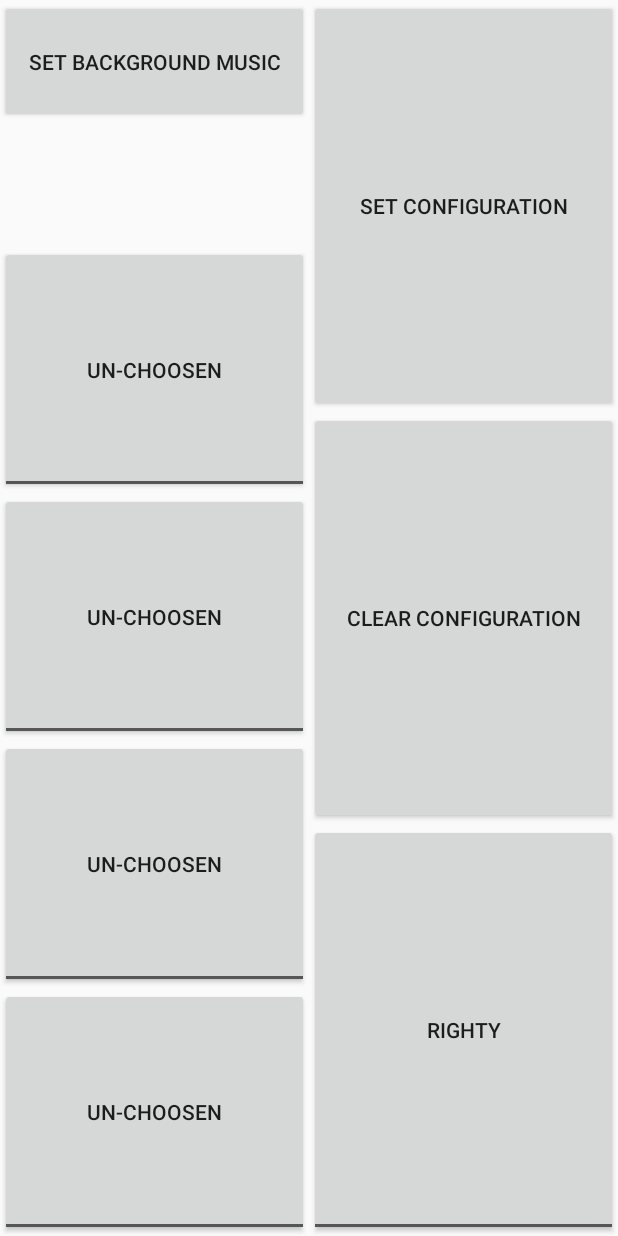
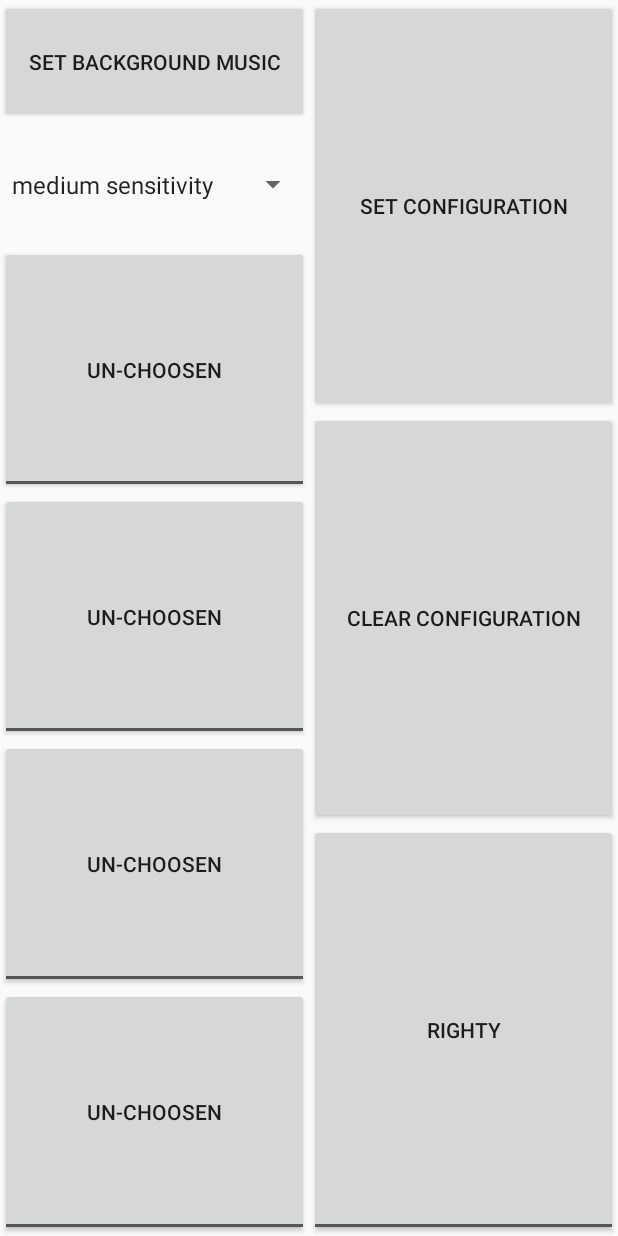
Before and after one commit to Noyloy/Omnistick, an Android app: the screen it shows after launch (Setup), after a tap on "SETUP", on a phone screen of 412 x 824 dp. Run offline under Robolectric (Android 15) with nearby library versions, the phone set to English and light mode, and no system bars.

Commit message:
material design improvement and sensitivity integration

```diff
--- a/app/src/main/java/com/noy/loy/omnistick/Setup.java
+++ b/app/src/main/java/com/noy/loy/omnistick/Setup.java
@@ -8,12 +8,16 @@ import android.preference.PreferenceManager;
 import android.provider.MediaStore;
 import android.support.v7.app.ActionBarActivity;
 import android.os.Bundle;
+import android.util.Log;
 import android.view.Menu;
 import android.view.MenuItem;
 import android.view.View;
+import android.widget.AdapterView;
+import android.widget.ArrayAdapter;
 import android.widget.Button;
 import android.widget.CheckBox;
 import android.widget.CompoundButton;
+import android.widget.Spinner;
 import android.widget.ToggleButton;
 
 import java.util.ArrayList;
@@ -64,6 +68,8 @@ public class Setup extends Activity {
     public static final int BACKGROUND_CODE = 16;
 
     public static final String LEFTY_KEY = "LEFTY";
+    public static final String SENSITIVITY_KEY = "SENSITIVITY";
+    public static int SENSITIVITY_VALUE = 10;
 
     private SharedPreferences prefs;
 
@@ -73,6 +79,7 @@ public class Setup extends Activity {
     private Button setBtn, clearBtn, backgroundBtn;
 
     private boolean isLefty = false;
+    private int sens = 10;
 
     @Override
     protected void onCreate(Bundle savedInstanceState) {
@@ -102,6 +109,21 @@ public class Setup extends Activity {
         clearBtn = (Button) findViewById(R.id.clear_button);
         backgroundBtn = (Button) findViewById(R.id.background_button_set);
 
+
+        // Get spinner
+        Spinner spinner = (Spinner)findViewById(R.id.sens_spinner);
+        // Create an ArrayAdapter using the string array and a default spinner layout
+        ArrayAdapter<CharSequence> adapter = ArrayAdapter.createFromResource(this,
+                R.array.sensitivity_array, android.R.layout.simple_spinner_item);
+        // Specify the layout to use when the list of choices appears
+        adapter.setDropDownViewResource(android.R.layout.simple_spinner_dropdown_item);
+        // Apply the adapter to the spinner
+        spinner.setAdapter(adapter);
+
+        // sensitivity from prefs
+        sens = prefs.getInt(SENSITIVITY_KEY,SENSITIVITY_VALUE);
+        spinner.setSelection((sens == 8) ? 0 : (sens == 10) ? 1 : 2);
+
         // Set Listeners
         aBtn.setOnClickListener(new CombinationChangeListener());
         bBtn.setOnClickListener(new CombinationChangeListener());
@@ -118,11 +140,35 @@ public class Setup extends Activity {
             public void onCheckedChanged(CompoundButton buttonView, boolean isChecked) {
                 // Prepare to save to prefs
                 SharedPreferences.Editor editor = prefs.edit();
-                editor.putBoolean(LEFTY_KEY,isChecked);
+                editor.putBoolean(LEFTY_KEY, isChecked);
                 editor.commit();
                 Intent intent = getIntent();
                 finish();
                 startActivity(intent);
+            }
+        });
+
+        spinner.setOnItemSelectedListener(new AdapterView.OnItemSelectedListener() {
+            @Override
+            public void onItemSelected(AdapterView<?> parent, View view, int position, long id) {
+                int newSens = SENSITIVITY_VALUE;
+                //position 0 -> high
+                if (position==0)
+                    newSens = 8;
+                //position 1 -> med
+                else if (position==1)
+                    newSens = 10;
+                //position 2 -> low
+                else if (position==2)
+                    newSens = 12;
+                SharedPreferences.Editor editor = prefs.edit();
+                editor.putInt(SENSITIVITY_KEY,newSens);
+                editor.commit();
+            }
+
+            @Override
+            public void onNothingSelected(AdapterView<?> parent) {
+
             }
         });
     }
--- a/app/src/main/res/layout/activity_main.xml
+++ b/app/src/main/res/layout/activity_main.xml
@@ -3,7 +3,6 @@
     android:layout_width="match_parent"
     android:padding="5px"
     android:orientation="vertical"
-    android:background="@android:color/darker_gray"
     xmlns:android="http://schemas.android.com/apk/res/android">
 
     <Button
--- a/app/src/main/res/layout/activity_setup.xml
+++ b/app/src/main/res/layout/activity_setup.xml
@@ -21,7 +21,13 @@
         <LinearLayout
             android:layout_width="match_parent"
             android:layout_height="0px"
-            android:layout_weight="0.5"></LinearLayout>
+            android:layout_weight="0.5">
+            <Spinner
+                android:id="@+id/sens_spinner"
+                android:layout_width="match_parent"
+                android:layout_height="match_parent"
+                ></Spinner>
+        </LinearLayout>
         <ToggleButton
             android:id="@+id/a_button_set"
             android:layout_width="match_parent"
--- a/app/src/main/res/values/strings.xml
+++ b/app/src/main/res/values/strings.xml
@@ -19,4 +19,10 @@
     <string name="discluded">un-choosen</string>
     <string name="lefty">lefty</string>
     <string name="righty">righty</string>
+
+    <string-array name="sensitivity_array">
+        <item>high sensitivity</item>
+        <item>medium sensitivity</item>
+        <item>low sensitivity</item>
+    </string-array>
 </resources>
```
Also changed, not shown: app/src/main/java/com/noy/loy/omnistick/SessionActivity.java (+6 -3 lines), app/src/main/res/layout/activity_setup_lefty.xml (+7 -1 lines).
